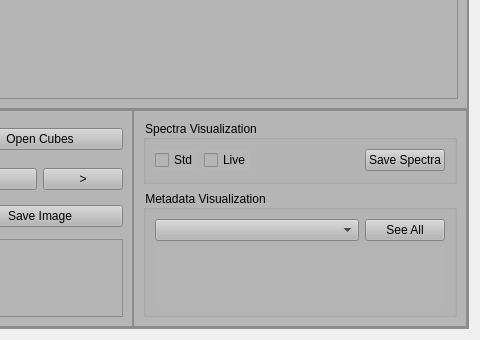
Above: data_vizualisation/data_vizualisation_window.ui from Llanik/Hypertool before the change; both pictures show x 492 to 972 and y 456 to 796 of the 972 by 796 pixel window. Below: the same form after it.
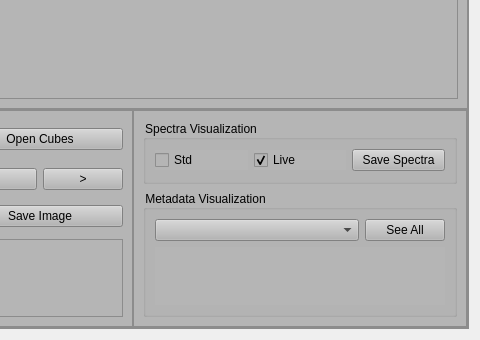
That is the form after the change.

Diff of the .ui file:
```diff
--- a/data_vizualisation/data_vizualisation_window.ui
+++ b/data_vizualisation/data_vizualisation_window.ui
@@ -599,21 +599,11 @@
                  <property name="text">
                   <string>Live</string>
                  </property>
+                 <property name="checked">
+                  <bool>true</bool>
+                 </property>
                 </widget>
                </item>
-               <item>
-                <spacer name="horizontalSpacer_4">
-                 <property name="orientation">
-                  <enum>Qt::Horizontal</enum>
-                 </property>
-                 <property name="sizeHint" stdset="0">
-                  <size>
-                   <width>40</width>
-                   <height>20</height>
-                  </size>
-                 </property>
-                </spacer>
-               </item>
                <item>
                 <widget class="QPushButton" name="pushButton_save_spectra">
                  <property name="text">
```
Left out of the diff: 99 changed lines with no effect on the pictures.
